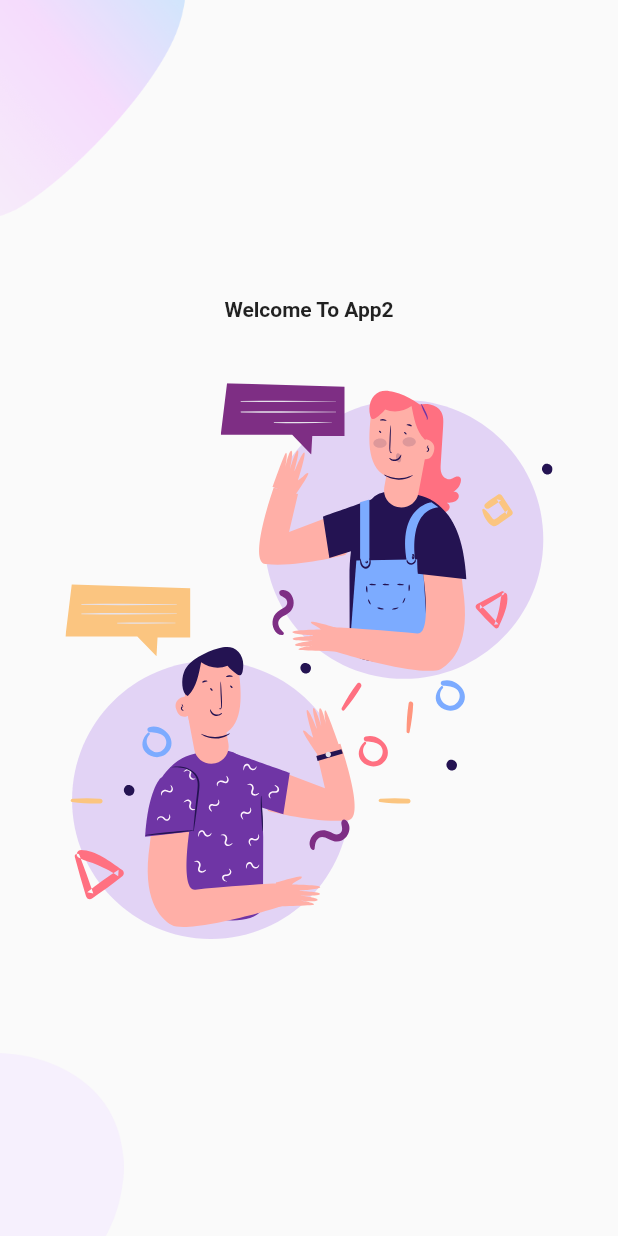
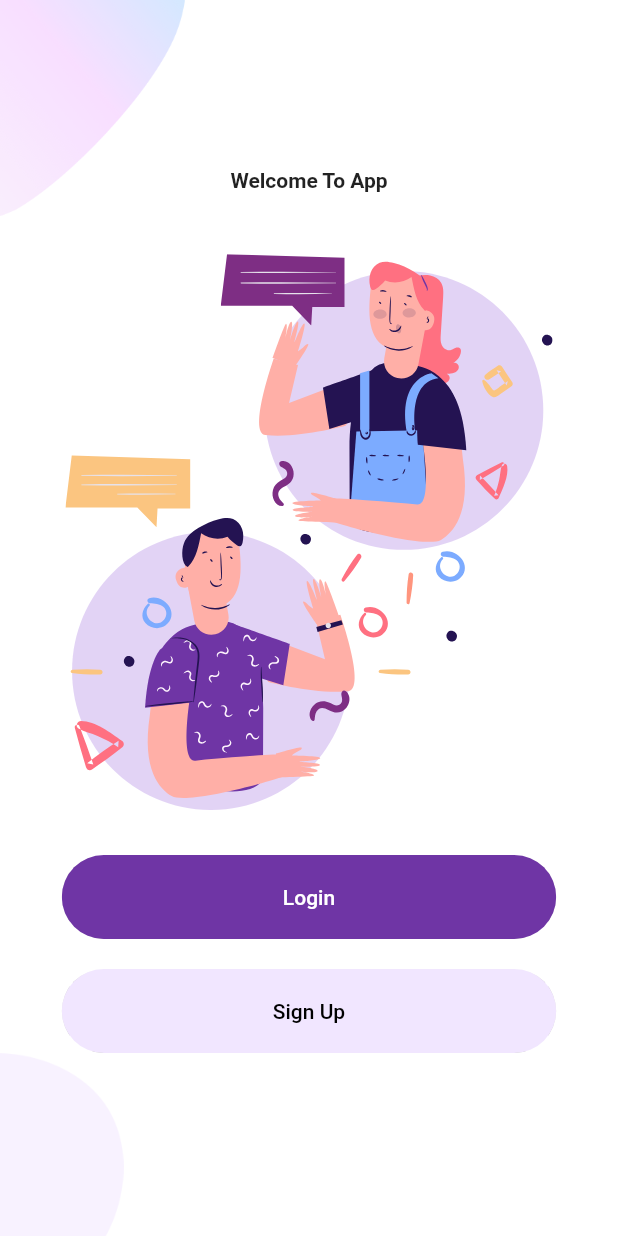
Before and after one commit to mostafa8722/flutter_login_material, a Flutter app: the screen it shows after launch, on a phone screen of 412 x 824 dp. Run offline on Flutter 3.47's test engine with Material 2 defaults, Android fonts, the phone set to English and light mode, and no system bars; our stand-ins replace flutter_svg.

Commit message:
update welcome page

```diff
--- a/lib/components/general/roundedButton.dart
+++ b/lib/components/general/roundedButton.dart
@@ -1,9 +1,41 @@
 import 'package:flutter/cupertino.dart';
+import 'package:flutter/material.dart';
+import 'package:flutter_login_material/constans/colors.dart';
 
 class RoundedButton extends StatelessWidget{
+   final String text ;
+   final press;
+   final Color color,textColor;
+
+          RoundedButton({Key key,
+            this.text,
+            this.press,
+            this.color=MaterialColors.kPrimaryColor,
+            this.textColor = Colors.white
+          }):super(key: key);
   @override
   Widget build(BuildContext context) {
-    // TODO: implement build
-    return new Text("");
+    Size size = MediaQuery.of(context).size;
+    return new Container(
+      margin: EdgeInsets.symmetric(vertical: 10),
+      width: size.width*0.8,
+      child: ClipRRect(
+        borderRadius: BorderRadius.circular(30),
+        child: elementButton(),
+      ),
+    );
+  }
+  Widget elementButton(){
+    return new ElevatedButton(
+        onPressed: press,
+        child: new Text(text,style: TextStyle(color: textColor),),
+      style: ElevatedButton.styleFrom(
+        primary: color,
+        padding: EdgeInsets.symmetric(horizontal: 40,vertical: 20),
+        textStyle: TextStyle(
+          color: textColor,fontSize: 14,fontWeight: FontWeight.w500
+        )
+      ),
+    );
   }
 }
--- /dev/null
+++ b/lib/components/login/background.dart
@@ -0,0 +1,38 @@
+import 'package:flutter/material.dart';
+
+class Background extends StatelessWidget{
+  final Widget child;
+  Background({
+    Key key,
+    @required this.child
+  }):super(key: key);
+
+  @override
+  Widget build(BuildContext context) {
+    Size size = MediaQuery.of(context).size;
+    return new Container(
+      height: size.height,
+      width: double.infinity,
+      child: new Stack(
+        alignment: Alignment.center,
+        children: [
+          new Positioned(
+            top: 0,
+            left: 0,
+            child: Image.asset("assets/images/main_top.png",
+              width: size.width*0.3,
+            ),
+          ),
+          new Positioned(
+            bottom: 0,
+            left: 0,
+            child: new Image.asset("assets/images/login_bottom.png",
+              width: size.width*0.2,),
+          ),
+          child
+        ],
+
+      ),
+    );
+  }
+}
--- /dev/null
+++ b/lib/components/login/body.dart
@@ -0,0 +1,30 @@
+
+  import 'package:flutter/material.dart';
+import 'package:flutter_login_material/components/login/background.dart';
+import 'package:flutter_svg/svg.dart';
+
+class Body extends StatelessWidget {
+  @override
+  Widget build(BuildContext context) {
+
+       Size size = MediaQuery.of(context).size;
+
+      return new Background(
+
+        child: SingleChildScrollView(
+          child: new Column(
+            children: [
+              Text("Login",style: TextStyle(fontWeight: FontWeight.bold),),
+              SizedBox(height: size.height*0.03,),
+              SvgPicture.asset("assets/icons/login.svg",
+                height: size.height * 0.45,
+              ),
+              SizedBox(height: size.height*0.03,),
+
+            ],
+          ),
+        ),
+      );
+  }
+
+}
--- /dev/null
+++ b/lib/components/signUp/body.dart
@@ -0,0 +1,11 @@
+
+
+  import 'package:flutter/material.dart';
+
+class Body extends StatelessWidget{
+   @override
+  Widget build(BuildContext context) {
+
+
+  }
+}
--- a/lib/components/welcome/body.dart
+++ b/lib/components/welcome/body.dart
@@ -1,6 +1,11 @@
 import 'package:flutter/material.dart';
+import 'package:flutter_login_material/components/general/roundedButton.dart';
 import 'package:flutter_login_material/components/welcome/background.dart';
 import 'package:flutter_svg/flutter_svg.dart';
+
+import '../../constans/colors.dart';
+import '../../screens/loginScreen.dart';
+import '../../screens/signUpScreen.dart';
 
 
 class Body extends StatelessWidget{
@@ -11,10 +16,30 @@ class Body extends StatelessWidget{
         child: new SingleChildScrollView(
           child: new Column(
             children: [
-              new Text("Welcome To App2",style: TextStyle(fontWeight: FontWeight.bold),),
+              new Text("Welcome To App",style: TextStyle(fontWeight: FontWeight.bold),),
               new SizedBox(height: size.height*0.05,),
               SvgPicture.asset("assets/icons/chat.svg",
               height: size.height * 0.45,
+              ),
+              new SizedBox(height: 20,),
+              RoundedButton(
+                text: "Login",
+                press: (){
+                  Navigator.push(context, MaterialPageRoute(builder: (context){
+                    return LoginScreen();
+                  }) );
+                },
+              ),
+
+              RoundedButton(
+                text: "Sign Up",
+                press: (){
+                Navigator.push(context, MaterialPageRoute(builder: (context){
+                  return SignUpScreen();
+                }) );
+                },
+                color: MaterialColors.kPrimaryLightColor,
+                textColor: Colors.black,
               )
             ],
           ),
--- a/lib/main.dart
+++ b/lib/main.dart
@@ -1,5 +1,7 @@
 import 'package:flutter/material.dart';
 import 'package:flutter_login_material/screens/welcome.dart';
+
+import 'constans/colors.dart';
 
 void main() {
   runApp(MyApp());
@@ -22,6 +24,8 @@ class MyApp extends StatelessWidget {
         // Notice that the counter didn't reset back to zero; the application
         // is not restarted.
         primarySwatch: Colors.blue,
+        primaryColor: MaterialColors.kPrimaryColor,
+        scaffoldBackgroundColor: Colors.white
       ),
       home: WelcomeScreen(),
       debugShowCheckedModeBanner: false,
--- a/pubspec.yaml
+++ b/pubspec.yaml
@@ -28,7 +28,8 @@ dependencies:
   # The following adds the Cupertino Icons font to your application.
   # Use with the CupertinoIcons class for iOS style icons.
   cupertino_icons: ^1.0.2
-  flutter_svg: ^0.17.4
+  flutter_svg: ^1.0.0
+
 
 
 dev_dependencies:
@@ -49,6 +50,7 @@ flutter:
   # To add assets to your application, add an assets section, like this:
   assets:
     - assets/images/main_top.png
+    - assets/images/main_bottom.png
     - assets/images/main_bottom.png
     - assets/icons/chat.svg
 
```
Also changed, not shown: lib/components/general/roundedInputField.dart (added, +18 -0 lines), lib/screens/loginScreen.dart (added, +14 -0 lines), lib/screens/signUpScreen.dart (added, +15 -0 lines), pubspec.lock.
